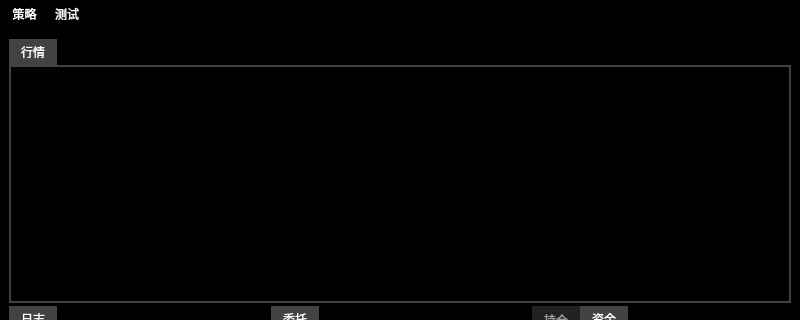
Before: the Qt Designer form mainwindow.ui in hewidow/CTP_QT, drawn with Qt 5; both pictures show x 0 to 800 and y 0 to 320 of the 800 by 600 pixel window.
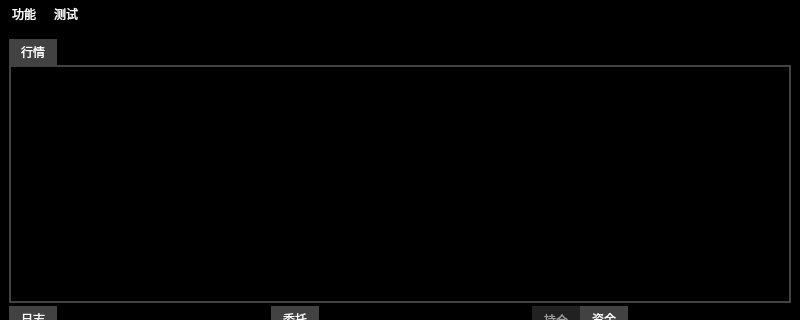
After: the same form once the commit is applied. Custom widgets are drawn as their Qt base class.

The edit to the form file:
```diff
--- a/mainwindow.ui
+++ b/mainwindow.ui
@@ -340,7 +340,7 @@
    </property>
    <widget class="QMenu" name="menu">
     <property name="title">
-     <string>策略</string>
+     <string>功能</string>
     </property>
    </widget>
    <widget class="QMenu" name="test">
```
Left out of the diff: 23 changed lines with no effect on the pictures.
